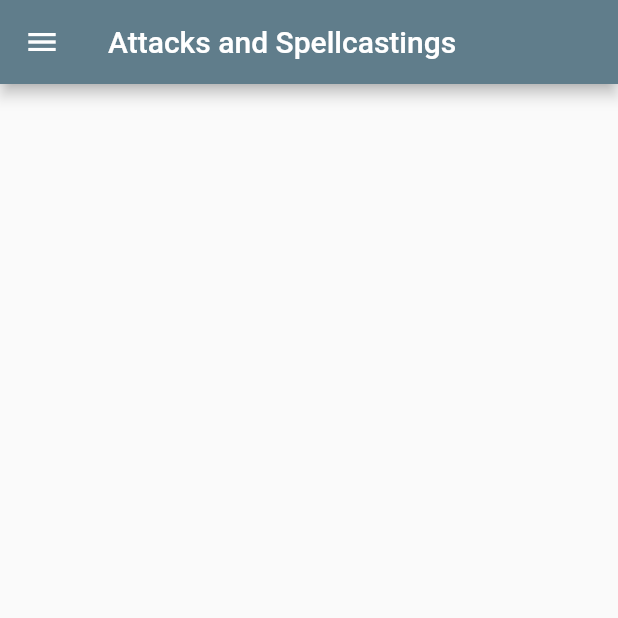
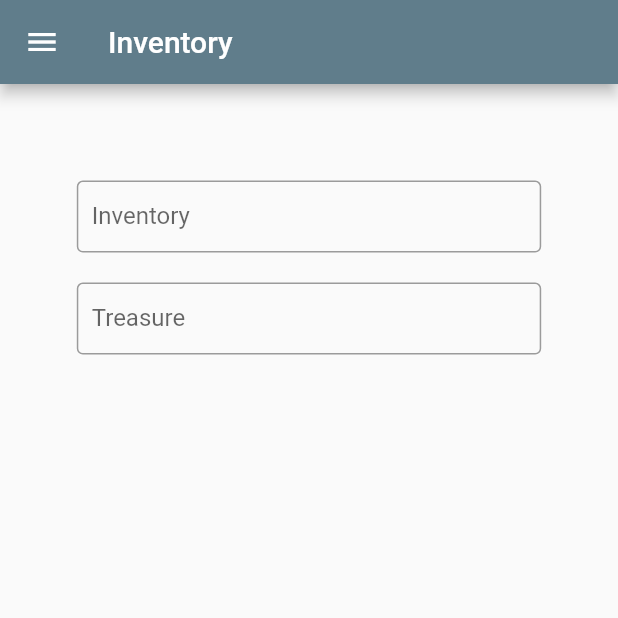
Before and after one commit to raymosaid/UASPromvis, a Flutter app: the InventoryPage screen opened directly, on a phone screen of 412 x 824 dp, the top half of it. Run offline on Flutter 3.47's test engine with Material 2 defaults, Android fonts, the phone set to English and light mode, and no system bars; network calls fail.

Commit message:
updated allies and inventory
textfield allies dan inventory dibenerin

```diff
--- a/lib/ability.dart
+++ b/lib/ability.dart
@@ -64,6 +64,7 @@ class AbilityPage extends StatelessWidget {
                 SizedBox(
                     width: MediaQuery.of(context).size.width * 0.3,
                     child: TextField(
+                      keyboardType: TextInputType.number,
                       decoration: InputDecoration(
                         border: OutlineInputBorder(),
                         labelText: 'STR',
@@ -76,6 +77,7 @@ class AbilityPage extends StatelessWidget {
                   child: SizedBox(
                       width: MediaQuery.of(context).size.width * 0.3,
                       child: TextField(
+                        keyboardType: TextInputType.number,
                         decoration: InputDecoration(
                           border: OutlineInputBorder(),
                           labelText: 'DEX',
@@ -87,6 +89,7 @@ class AbilityPage extends StatelessWidget {
                 SizedBox(
                     width: MediaQuery.of(context).size.width * 0.3,
                     child: TextField(
+                      keyboardType: TextInputType.number,
                       decoration: InputDecoration(
                         border: OutlineInputBorder(),
                         labelText: 'CON',
@@ -103,6 +106,7 @@ class AbilityPage extends StatelessWidget {
                 SizedBox(
                   width: MediaQuery.of(context).size.width * 0.3,
                   child: TextField(
+                    keyboardType: TextInputType.number,
                     decoration: InputDecoration(
                       border: OutlineInputBorder(),
                       labelText: 'INT',
@@ -116,6 +120,7 @@ class AbilityPage extends StatelessWidget {
                   child: SizedBox(
                     width: MediaQuery.of(context).size.width * 0.3,
                     child: TextField(
+                      keyboardType: TextInputType.number,
                       decoration: InputDecoration(
                         border: OutlineInputBorder(),
                         labelText: 'WIS',
@@ -128,6 +133,7 @@ class AbilityPage extends StatelessWidget {
                 SizedBox(
                     width: MediaQuery.of(context).size.width * 0.3,
                     child: TextField(
+                      keyboardType: TextInputType.number,
                       decoration: InputDecoration(
                         border: OutlineInputBorder(),
                         labelText: 'CHA',
--- a/lib/addchar.dart
+++ b/lib/addchar.dart
@@ -42,6 +42,7 @@ class AddcharState extends State<Addchar> {
                 SizedBox(
                   width: 300,
                   child: TextField(
+                    textAlign: TextAlign.center,
                   controller: nama,
                   ),
                 ),
--- a/lib/inventory.dart
+++ b/lib/inventory.dart
@@ -7,8 +7,7 @@ void main() {
   runApp(ScopedModel(
     model: MainModel(),
     child: MyApp(),
-  )
-  );
+  ));
 }
 
 class MyApp extends StatelessWidget {
@@ -22,19 +21,48 @@ class MyApp extends StatelessWidget {
 }
 
 class InventoryPage extends StatelessWidget {
-  TextEditingController AttackStats = TextEditingController();
+  TextEditingController Inventory = TextEditingController();
+  TextEditingController Treasure = TextEditingController();
 
   @override
   Widget build(BuildContext context) {
-
     return Scaffold(
       appBar: AppBar(
-        title: Text("Attacks and Spellcastings"),
+        title: Text("Inventory"),
       ),
       drawer: myDrawer(),
       body: Center(
         child: SizedBox(
           width: MediaQuery.of(context).size.width * 0.8,
+          height: MediaQuery.of(context).size.height * 0.8,
+          child: Column(
+            children: [
+              Padding(
+                padding: EdgeInsets.all(10),
+                child: TextField(
+                  decoration: InputDecoration(
+                    border: OutlineInputBorder(),
+                    contentPadding: EdgeInsets.all(10),
+                    labelText: 'Inventory',
+                  ),
+                  textAlign: TextAlign.left,
+                  controller: Inventory,
+                ),
+              ),
+              Padding(
+                padding: EdgeInsets.all(10),
+                child: TextField(
+                  decoration: InputDecoration(
+                    border: OutlineInputBorder(),
+                    contentPadding: EdgeInsets.all(10),
+                    labelText: 'Treasure',
+                  ),
+                  textAlign: TextAlign.left,
+                  controller: Treasure,
+                ),
+              )
+            ],
+          ),
         ),
       ),
     );
```
Also changed, not shown: lib/allies.dart (+16 -2 lines), lib/equipment.dart (+13 -15 lines), lib/personality.dart (+8 -4 lines).
